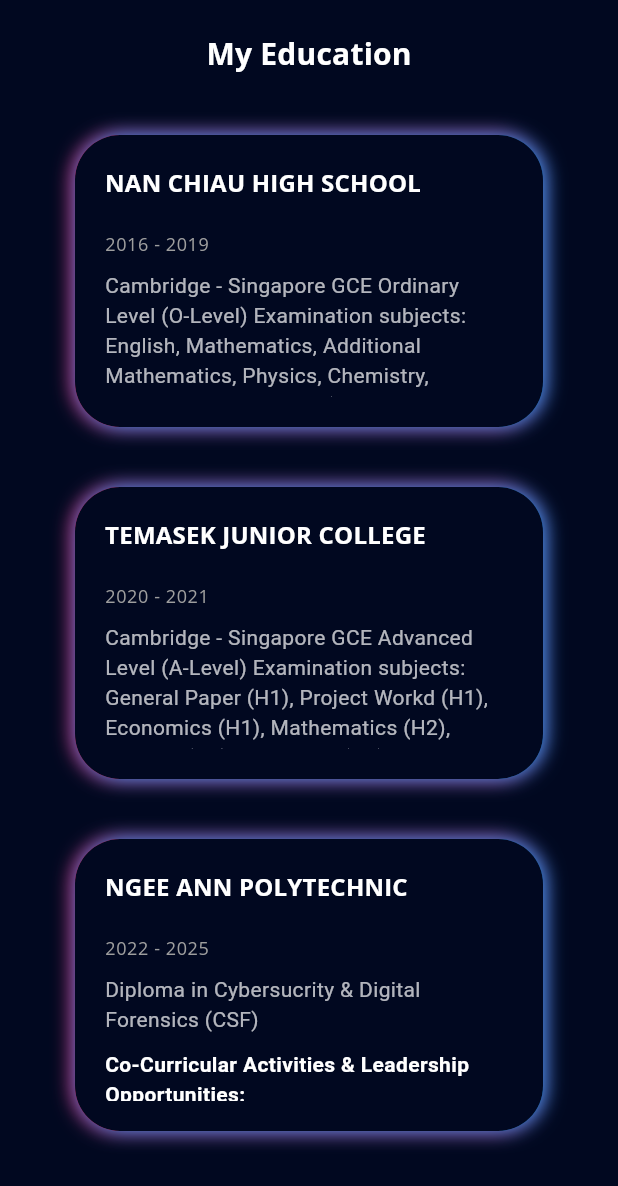
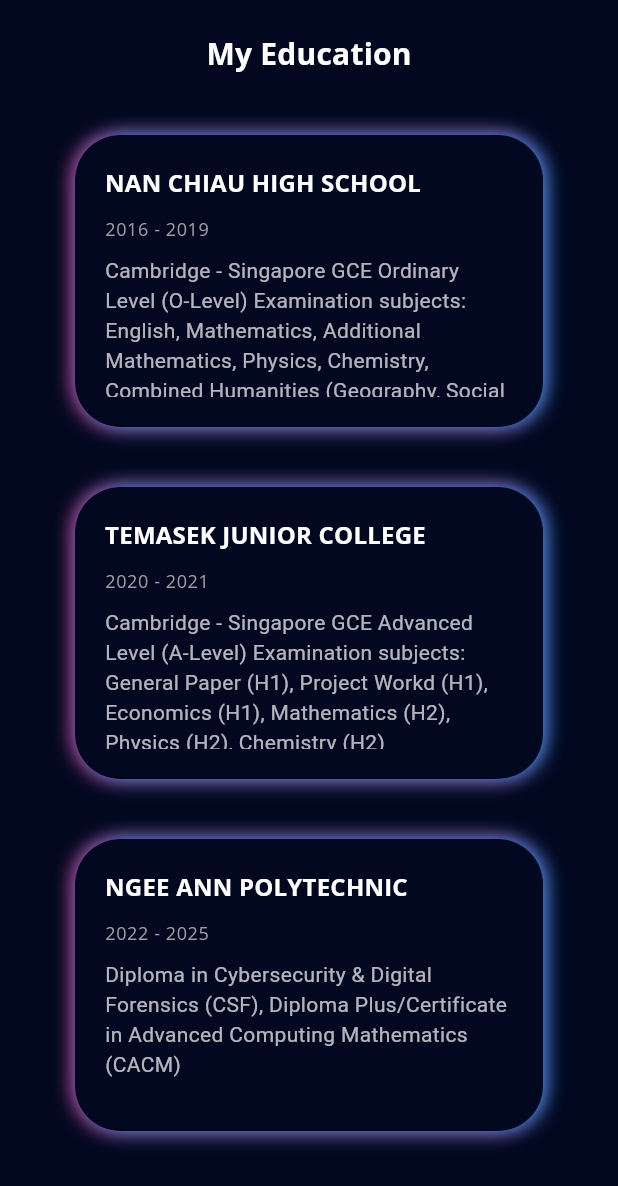
Before and after one commit to APandamonium1/flutter_portfolio, a Flutter app: the EducationPage screen opened directly, on a phone screen of 412 x 824 dp. Shown: the top 1186 px of the screen. Run offline on Flutter 3.47's test engine with Material 3 defaults, Android fonts, the phone set to English and light mode, and no system bars; our stand-ins replace firebase_core, flutter_svg, font_awesome_flutter, get, google_fonts, photo_view; accounts and stored records are empty; statements that could not run were skipped.

Commit message:
corrected typo, updated some stuff

```diff
--- a/lib/model/education_model.dart
+++ b/lib/model/education_model.dart
@@ -60,7 +60,8 @@ List<EducationModel> educationList = [
   EducationModel(
     school: 'Ngee Ann Polytechnic',
     year: '2022 - 2025',
-    description: 'Diploma in Cybersucrity & Digital Forensics (CSF)',
+    description:
+        'Diploma in Cybersecurity & Digital Forensics (CSF), Diploma Plus/Certificate in Advanced Computing Mathematics (CACM)',
     bulletPoints: [
       BulletPoint(
         text: 'Overflow Technology Special Interest Group',
--- a/lib/screens/education/components/education_details.dart
+++ b/lib/screens/education/components/education_details.dart
@@ -39,7 +39,7 @@ class EducationDetail extends StatelessWidget {
                   overflow: TextOverflow.ellipsis,
                 ),
                 const SizedBox(
-                  height: defaultPadding,
+                  height: defaultPadding / 2,
                 ),
 
                 Row(
```
